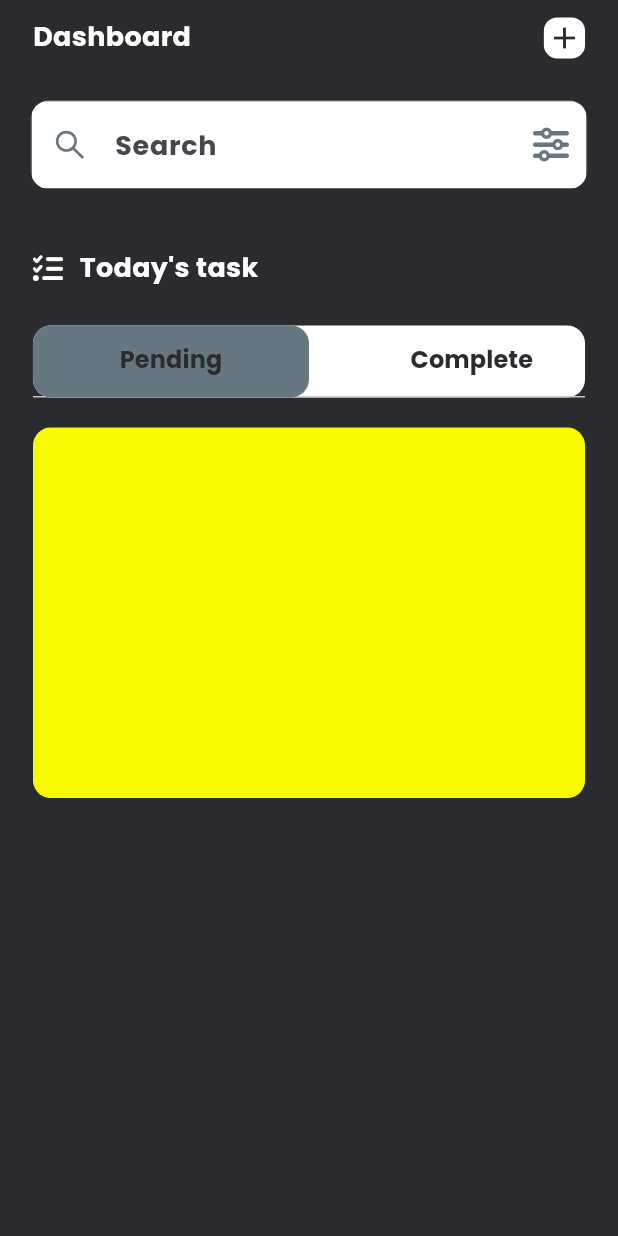
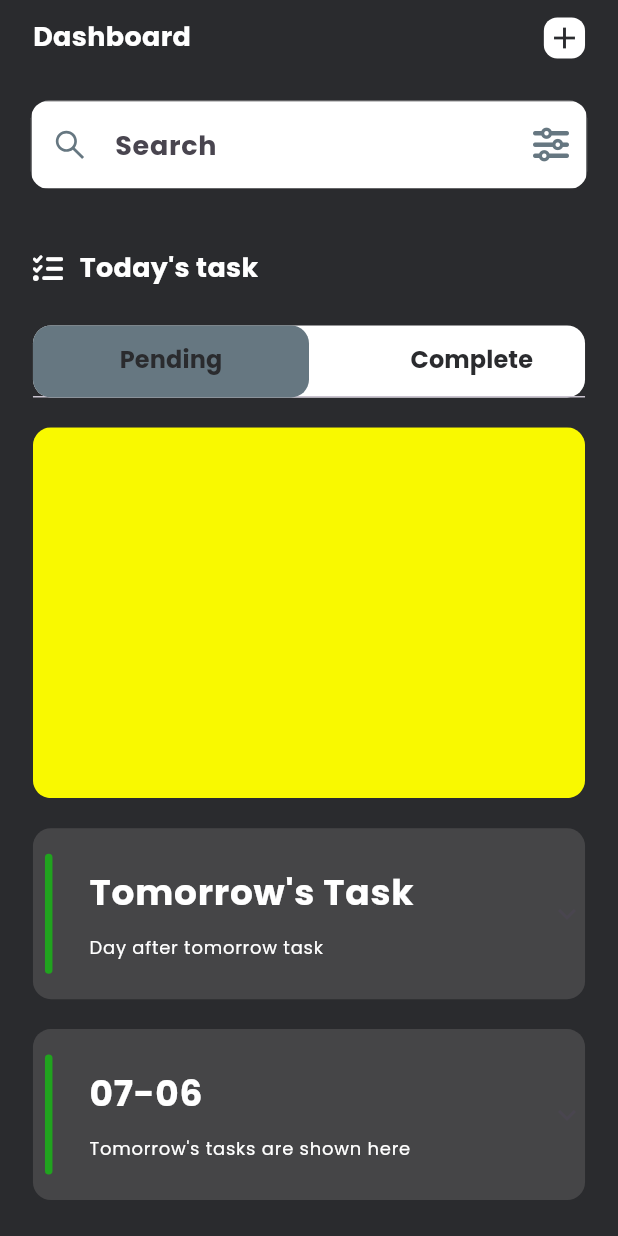
Before and after one commit to rajoanrahman100/task_managment_with_riverpod, a Flutter app: the screen it shows after launch, on a phone screen of 412 x 824 dp. Run offline on Flutter 3.47's test engine with Material 2 defaults, Android fonts, the phone set to English and light mode, and no system bars; our stand-ins replace country_picker, flutter_screenutil, flutter_vector_icons, google_fonts, hooks_riverpod, pinput and 1 more.

Commit message:
Expansion tile widget created

```diff
--- /dev/null
+++ b/lib/common/widgets/expansion_tile.dart
@@ -0,0 +1,37 @@
+import 'package:flutter/material.dart';
+import 'package:task_managment_with_riverpod/common/utils/constants.dart';
+import 'package:task_managment_with_riverpod/common/widgets/titles.dart';
+
+class ExpansionTileWidget extends StatelessWidget {
+  const ExpansionTileWidget({super.key, required this.text, required this.text2, this.onExpansionChanged, this.trailing, required this.children});
+
+  final String text;
+  final String text2;
+  final void Function(bool)? onExpansionChanged;
+  final Widget? trailing;
+  final List<Widget> children;
+
+  @override
+  Widget build(BuildContext context) {
+    return Container(
+      decoration: BoxDecoration(
+        color: AppConst.kBkLight,
+        borderRadius: BorderRadius.all(Radius.circular(AppConst.kRadius)),
+      ),
+      child: Theme(
+          data: Theme.of(context).copyWith(dividerColor: Colors.transparent),
+          child: ExpansionTile(
+            title: BottomTitles(
+              text: text,
+              text2: text2,
+            ),
+            tilePadding: EdgeInsets.zero,
+            childrenPadding: EdgeInsets.zero,
+            onExpansionChanged: onExpansionChanged,
+            trailing: trailing,
+            controlAffinity: ListTileControlAffinity.trailing,
+            children: children,
+          )),
+    );
+  }
+}
--- /dev/null
+++ b/lib/common/widgets/titles.dart
@@ -0,0 +1,46 @@
+import 'package:flutter/material.dart';
+import 'package:hooks_riverpod/hooks_riverpod.dart';
+import 'package:task_managment_with_riverpod/common/utils/constants.dart';
+import 'package:task_managment_with_riverpod/common/widgets/appstyle.dart';
+import 'package:task_managment_with_riverpod/common/widgets/height_spacer.dart';
+import 'package:task_managment_with_riverpod/common/widgets/reusabletext.dart';
+import 'package:task_managment_with_riverpod/common/widgets/width_spacer.dart';
+
+class BottomTitles extends StatelessWidget {
+  const BottomTitles({super.key, required this.text, required this.text2, this.clr});
+
+  final String text;
+  final String text2;
+  final Color? clr;
+
+  @override
+  Widget build(BuildContext context) {
+    return SizedBox(
+      width: AppConst.kWidth,
+      child: Padding(
+        padding: EdgeInsets.all(8),
+        child: Row(
+          mainAxisAlignment: MainAxisAlignment.start,
+          children: [
+            Consumer(builder: (context, ref, child) {
+              return Container(height: 80, width: 5,decoration: BoxDecoration(
+                borderRadius: BorderRadius.all(Radius.circular(AppConst.kRadius)),
+                ///TODO: Add Dynamic Colors
+                color: AppConst.kGreen,
+              ),);
+            }),
+            WidthSpacer(width: 15),
+            Padding(padding: EdgeInsets.all(8),child: Column(
+              crossAxisAlignment: CrossAxisAlignment.start,
+              children: [
+                ReusableText(text: text, style: appStyle(24, AppConst.kLight,FontWeight.bold)),
+                HeightSpacer(height: 10),
+                ReusableText(text: text2, style: appStyle(12, AppConst.kLight,FontWeight.normal))
+              ],
+            ),)
+          ],
+        ),
+      ),
+    );
+  }
+}
--- a/lib/features/todo/pages/homepage.dart
+++ b/lib/features/todo/pages/homepage.dart
@@ -5,6 +5,7 @@ import 'package:hooks_riverpod/hooks_riverpod.dart';
 import 'package:task_managment_with_riverpod/common/utils/constants.dart';
 import 'package:task_managment_with_riverpod/common/widgets/appstyle.dart';
 import 'package:task_managment_with_riverpod/common/widgets/custom_text_field.dart';
+import 'package:task_managment_with_riverpod/common/widgets/expansion_tile.dart';
 import 'package:task_managment_with_riverpod/common/widgets/reusabletext.dart';
 import 'package:task_managment_with_riverpod/common/widgets/width_spacer.dart';
 
@@ -147,7 +148,12 @@ class _HomePageState extends ConsumerState<HomePage> with TickerProviderStateMix
                   )
                 ]),
               ),
-            )
+            ),
+            HeightSpacer(height: 20),
+            ExpansionTileWidget(text: "Tomorrow's Task", text2: "Day after tomorrow task", children: []),
+            HeightSpacer(height: 20),
+            ExpansionTileWidget(text: DateTime.now().add(Duration(days: 2)).toString().substring(5,10), text2: "Tomorrow's tasks are shown here", children: []),
+
           ],
         ),
       )),
```
Also changed, not shown: pubspec.lock, 1 other file.
